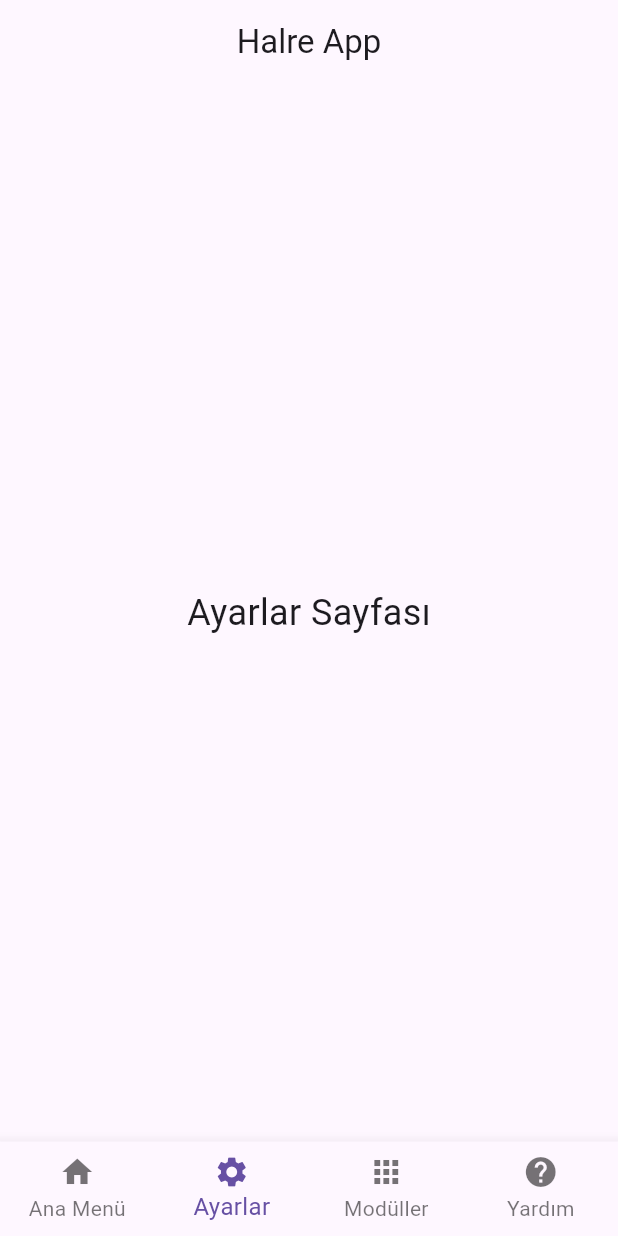
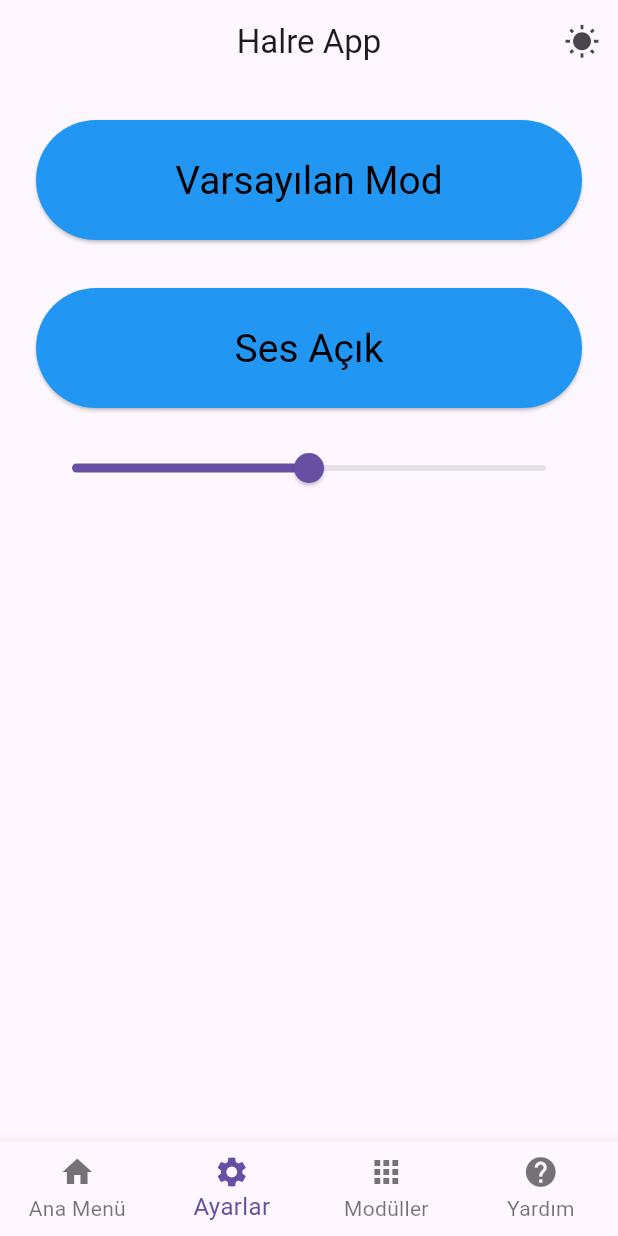
Before and after one commit to ca1ik/Flutter-Dart-Advanced-App, a Flutter app: the screen it shows after launch, item 2 of the bottom bar chosen, on a phone screen of 412 x 824 dp. Run offline on Flutter 3.47's test engine with Material 3 defaults, Android fonts, the phone set to English and light mode, and no system bars; our stand-ins replace audioplayers.

Commit message:
Update main.dart

```diff
--- a/lib/main.dart
+++ b/lib/main.dart
@@ -1,26 +1,46 @@
 import 'package:flutter/material.dart';
+import 'package:audioplayers/audioplayers.dart';
 
 void main() {
   runApp(const HalreApp());
 }
 
-class HalreApp extends StatelessWidget {
+class HalreApp extends StatefulWidget {
   const HalreApp({super.key});
+
+  @override
+  State<HalreApp> createState() => _HalreAppState();
+}
+
+class _HalreAppState extends State<HalreApp> {
+  bool _isDarkMode = false;
+
+  void toggleTheme() {
+    setState(() {
+      _isDarkMode = !_isDarkMode;
+    });
+  }
 
   @override
   Widget build(BuildContext context) {
     return MaterialApp(
+      debugShowCheckedModeBanner: false, // <--- DEBUG BANNER KALDIRILDI
       title: 'Halre App',
-      theme: ThemeData(
-        primarySwatch: Colors.blue,
+      theme: _isDarkMode ? ThemeData.dark() : ThemeData.light(),
+      home: MainMenu(
+        isDarkMode: _isDarkMode,
+        toggleTheme: toggleTheme,
       ),
-      home: const MainMenu(),
     );
   }
 }
 
 class MainMenu extends StatefulWidget {
-  const MainMenu({super.key});
+  final bool isDarkMode;
+  final VoidCallback toggleTheme;
+
+  const MainMenu(
+      {super.key, required this.isDarkMode, required this.toggleTheme});
 
   @override
   State<MainMenu> createState() => _MainMenuState();
@@ -29,6 +49,32 @@ class MainMenu extends StatefulWidget {
 class _MainMenuState extends State<MainMenu> {
   int _selectedIndex = 0;
   int _counter = 0;
+
+  // Ses ve fullscreen için state
+  bool _isFullscreen = false;
+  bool _isSoundOn = true;
+  double _volume = 50;
+
+  final AudioPlayer _audioPlayer = AudioPlayer();
+
+  @override
+  void initState() {
+    super.initState();
+    _setVolume(_volume);
+    _playMusic();
+  }
+
+  void _playMusic() async {
+    // assets dizinindeki music.mp3'yi çalmak için path düzeltilmeli:
+    await _audioPlayer.setReleaseMode(ReleaseMode.loop);
+    await _audioPlayer
+        .play(AssetSource('music.mp3')); // path'ten "assets/" kaldırıldı
+  }
+
+  void _setVolume(double vol) {
+    final volNormalized = vol / 100;
+    _audioPlayer.setVolume(volNormalized);
+  }
 
   void _onItemTapped(int index) {
     setState(() {
@@ -40,8 +86,10 @@ class _MainMenuState extends State<MainMenu> {
     return Center(
       child: ElevatedButton(
         style: ElevatedButton.styleFrom(
-          fixedSize: const Size(250, 80),
-          textStyle: const TextStyle(fontSize: 24),
+          fixedSize: const Size(350, 100),
+          textStyle: const TextStyle(fontSize: 28),
+          foregroundColor: widget.isDarkMode ? Colors.white : Colors.black,
+          backgroundColor: widget.isDarkMode ? Colors.grey[800] : Colors.blue,
         ),
         onPressed: () {
           setState(() {
@@ -53,29 +101,100 @@ class _MainMenuState extends State<MainMenu> {
     );
   }
 
-  Widget _buildAyarlar() {
-    return const Center(
-      child: Text(
-        'Ayarlar Sayfası',
-        style: TextStyle(fontSize: 24),
+  Widget _buildSettings() {
+    return Padding(
+      padding: const EdgeInsets.all(24.0),
+      child: Column(
+        crossAxisAlignment: CrossAxisAlignment.stretch,
+        children: [
+          // Tam Ekran Toggle
+          ElevatedButton(
+            style: ElevatedButton.styleFrom(
+              fixedSize: const Size.fromHeight(80),
+              textStyle: const TextStyle(fontSize: 26),
+              foregroundColor: widget.isDarkMode ? Colors.white : Colors.black,
+              backgroundColor:
+                  widget.isDarkMode ? Colors.grey[800] : Colors.blue,
+            ),
+            onPressed: () {
+              setState(() {
+                _isFullscreen = !_isFullscreen;
+              });
+              final msg = _isFullscreen ? 'Tam Ekran Açıldı' : 'Varsayılan Mod';
+              ScaffoldMessenger.of(context).showSnackBar(
+                SnackBar(content: Text(msg)),
+              );
+            },
+            child:
+                Text(_isFullscreen ? 'Tam Ekran Modu Aktif' : 'Varsayılan Mod'),
+          ),
+
+          const SizedBox(height: 32),
+
+          // Ses Toggle
+          ElevatedButton(
+            style: ElevatedButton.styleFrom(
+              fixedSize: const Size.fromHeight(80),
+              textStyle: const TextStyle(fontSize: 26),
+              foregroundColor: widget.isDarkMode ? Colors.white : Colors.black,
+              backgroundColor:
+                  widget.isDarkMode ? Colors.grey[800] : Colors.blue,
+            ),
+            onPressed: () {
+              setState(() {
+                _isSoundOn = !_isSoundOn;
+              });
+              _audioPlayer.setVolume(_isSoundOn ? _volume / 100 : 0);
+            },
+            child: Text(_isSoundOn ? 'Ses Açık' : 'Ses Kapalı'),
+          ),
+
+          const SizedBox(height: 16),
+
+          // Ses Slider
+          Opacity(
+            opacity: _isSoundOn ? 1 : 0.5,
+            child: Slider(
+              value: _volume,
+              min: 0,
+              max: 100,
+              divisions: 100,
+              label: _volume.round().toString(),
+              onChanged: _isSoundOn
+                  ? (value) {
+                      setState(() {
+                        _volume = value;
+                      });
+                      _setVolume(_volume);
+                    }
+                  : null,
+            ),
+          ),
+        ],
       ),
     );
   }
 
   Widget _buildModuller() {
-    return const Center(
+    return Center(
       child: Text(
         'Modüller Sayfası',
-        style: TextStyle(fontSize: 24),
+        style: TextStyle(
+          fontSize: 28,
+          color: widget.isDarkMode ? Colors.white : Colors.black,
+        ),
       ),
     );
   }
 
   Widget _buildYardim() {
-    return const Center(
+    return Center(
       child: Text(
         'Yardım Sayfası',
-        style: TextStyle(fontSize: 24),
+        style: TextStyle(
+          fontSize: 28,
+          color: widget.isDarkMode ? Colors.white : Colors.black,
+        ),
       ),
     );
   }
@@ -85,7 +204,7 @@ class _MainMenuState extends State<MainMenu> {
       case 0:
         return _buildAnaMenu();
       case 1:
-        return _buildAyarlar();
+        return _buildSettings();
       case 2:
         return _buildModuller();
       case 3:
@@ -96,11 +215,25 @@ class _MainMenuState extends State<MainMenu> {
   }
 
   @override
+  void dispose() {
+    _audioPlayer.dispose();
+    super.dispose();
+  }
+
+  @override
   Widget build(BuildContext context) {
     return Scaffold(
       appBar: AppBar(
         title: const Text('Halre App'),
         centerTitle: true,
+        actions: [
+          IconButton(
+            icon: Icon(
+                widget.isDarkMode ? Icons.nightlight_round : Icons.wb_sunny),
+            onPressed: widget.toggleTheme,
+            tooltip: widget.isDarkMode ? 'Açık Mod' : 'Karanlık Mod',
+          ),
+        ],
       ),
       body: _getSelectedPage(),
       bottomNavigationBar: BottomNavigationBar(
```
